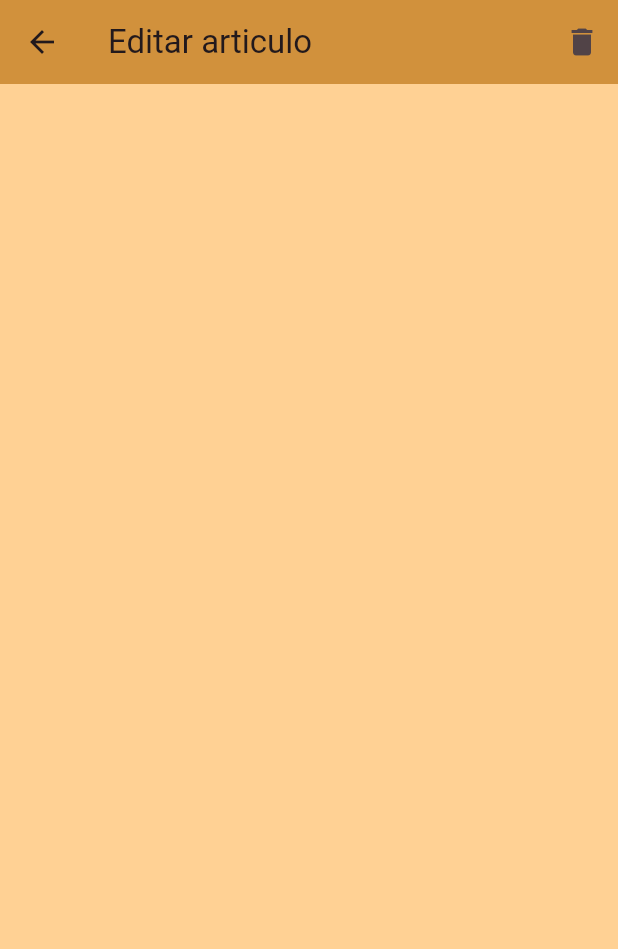
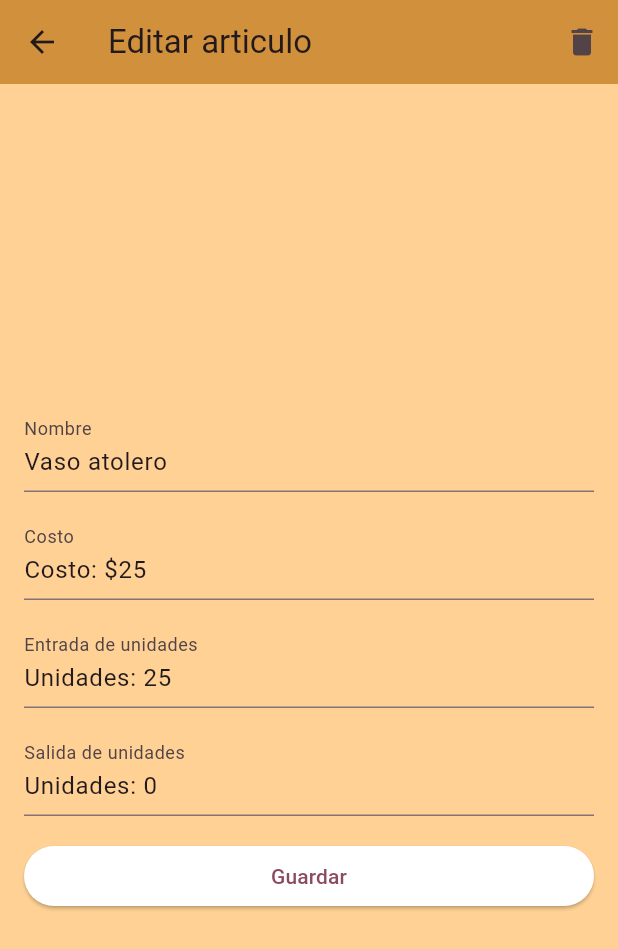
Before and after one commit to PabloGarciaB/ComandasFlutter, a Flutter app: the screen it shows after launch, after a tap on "Vaso atolero", on a phone screen of 412 x 824 dp. Shown: the top 949 px of the screen. Run offline on Flutter 3.47's test engine with Material 2 defaults, Android fonts, the phone set to English and light mode, and no system bars; our stand-ins replace cloud_firestore, firebase_auth, firebase_core, flutter_slidable, fluttertoast; missing offline and left inert: syncfusion_flutter_pdf; accounts and stored records are empty.

Commit message:
Tecnicamente esta terminada

```diff
--- a/comandas_flutter_git/lib/pages/editar_producto_page.dart
+++ b/comandas_flutter_git/lib/pages/editar_producto_page.dart
@@ -4,6 +4,7 @@ import 'package:comandas_flutter_git/Provider/productos.dart';
 import 'package:comandas_flutter_git/model/producto.dart';
 import 'package:comandas_flutter_git/pages/home_screen.dart';
 import 'package:comandas_flutter_git/reusable_widget/producto_form.dart';
+import 'package:comandas_flutter_git/utils/utils.dart';
 import 'package:flutter/material.dart';
 import 'package:provider/provider.dart';
 
@@ -19,7 +20,7 @@ class EditProdPage extends StatefulWidget {
 }
 
 class _EditProdPageState extends State<EditProdPage> {
-  //final _formKey = GlobalKey<FormState>();
+  final _formKey = GlobalKey<FormState>();
 
   late String nombre;
   late String costo;
@@ -90,6 +91,8 @@ class _EditProdPageState extends State<EditProdPage> {
           child: Padding(
             padding: const EdgeInsets.all(16),
             child: Center(
+              child: Form(
+                key: _formKey,
                 child: ProductoFormWidget(
                   nombre: nombre,
                   costo: costo,
@@ -102,7 +105,10 @@ class _EditProdPageState extends State<EditProdPage> {
                       setState(() => this.entrada = entrada),
                   onChangedSalida: (salida) =>
                       setState(() => this.salida = salida),
-                onGuardarProducto: saveProd,
+                  onGuardarProducto: () {
+                    saveProd();
+                  },
+                ),
               ),
             ),
           ),
@@ -110,10 +116,13 @@ class _EditProdPageState extends State<EditProdPage> {
       );
 
   void saveProd() {
+    if (_formKey.currentState!.validate()) {
       final provider = Provider.of<ProductosProvider>(context, listen: false);
 
       provider.updateProd(widget.producto, nombre, costo, entrada, salida);
+      Utils.showSnackBar(context, 'Producto actualizado correctamente');
 
       Navigator.of(context).pop();
     }
   }
+}
--- a/comandas_flutter_git/lib/reusable_widget/producto_form.dart
+++ b/comandas_flutter_git/lib/reusable_widget/producto_form.dart
@@ -1,4 +1,6 @@
 import 'package:flutter/material.dart';
+
+import '../utils/utils.dart';
 
 class ProductoFormWidget extends StatelessWidget {
   final String nombre;
@@ -36,30 +38,77 @@ class ProductoFormWidget extends StatelessWidget {
         child: Column(
           mainAxisSize: MainAxisSize.min,
           children: [
-            /* buildTitle(),
-            const SizedBox(height: 16),
-            buildCosto(),
-            const SizedBox(height: 16),
-            buildEntrada(),
-            const SizedBox(height: 16),
-            buildSalida(),
-            const SizedBox(height: 16),
-            // buildId(),
-            /*TextFormField(
+            //Titulo articulo
+            TextFormField(
               maxLines: 1,
-              initialValue: id,
-              decoration: InputDecoration(
+              initialValue: nombre,
+              onChanged: onChangedNombre,
+              validator: (value) {
+                if (value!.isEmpty) {
+                  return 'El nombre no puede quedar vacio';
+                }
+                return null;
+              },
+              decoration: const InputDecoration(
                 border: UnderlineInputBorder(),
                 labelText: 'Nombre',
-                enabled: false,
               ),
-            )*/
-            //
+            ),
+            const SizedBox(height: 16),
+            //Costo
+            TextFormField(
+              maxLines: 1,
+              initialValue: costo,
+              onChanged: onChangedCosto,
+              validator: (value) {
+                if (value!.isEmpty) {
+                  return 'El costo no puede quedar vacio';
+                }
+                return null;
+              },
+              decoration: const InputDecoration(
+                border: UnderlineInputBorder(),
+                labelText: 'Costo',
+              ),
+            ),
+            const SizedBox(height: 16),
+            TextFormField(
+              maxLines: 1,
+              initialValue: entrada,
+              onChanged: onChangedEntrada,
+              validator: (value) {
+                if (value!.isEmpty) {
+                  return 'El nombre no puede quedar vacio';
+                }
+                return null;
+              },
+              decoration: const InputDecoration(
+                border: UnderlineInputBorder(),
+                labelText: 'Entrada de unidades',
+              ),
+            ),
+            const SizedBox(height: 16),
+            TextFormField(
+              maxLines: 1,
+              initialValue: salida,
+              onChanged: onChangedSalida,
+              validator: (value) {
+                if (value!.isEmpty) {
+                  return 'El nombre no puede quedar vacio';
+                }
+                return null;
+              },
+              decoration: const InputDecoration(
+                border: UnderlineInputBorder(),
+                labelText: 'Salida de unidades',
+              ),
+            ),
+
             //No se muestra el campo pero debe mostrarse como un nuevo campo de la entrada de unidades
             //Cambio pendiente
             //buildExistencia(),
-            const SizedBox(height: 8),
-            buildGuardarProductoButton(),*/
+            const SizedBox(height: 16),
+            buildGuardarProductoButton(),
           ],
         ),
       );
@@ -79,16 +128,6 @@ class ProductoFormWidget extends StatelessWidget {
           labelText: 'Nombre',
         ),
       );
-  /* Widget buildId() => TextFormField(
-        maxLines: 1,
-        initialValue: id,
-        enabled: false,
-        onChanged: onChangedId,
-        decoration: InputDecoration(
-          border: UnderlineInputBorder(),
-          labelText: 'Id',
-        ),
-      );*/
 
   Widget buildCosto() => TextFormField(
         maxLines: 1,
--- a/comandas_flutter_git/pubspec.yaml
+++ b/comandas_flutter_git/pubspec.yaml
@@ -44,6 +44,10 @@ dependencies:
   flutter_slidable: ^0.6.0
   get: ^4.3.8
   google_fonts: ^4.0.4
+  syncfusion_flutter_pdf: ^21.2.6
+  open_file: ^3.1.0
+  path_provider: ^2.0.1
+  pdf: ^3.10.3
 
 dev_dependencies:
   flutter_test:
```
Also changed, not shown: comandas_flutter_git/lib/pages/add_comanda.dart (+10 -1 lines), comandas_flutter_git/pubspec.lock, 2 other files. Lines whose indentation alone changed are shown as unchanged.
